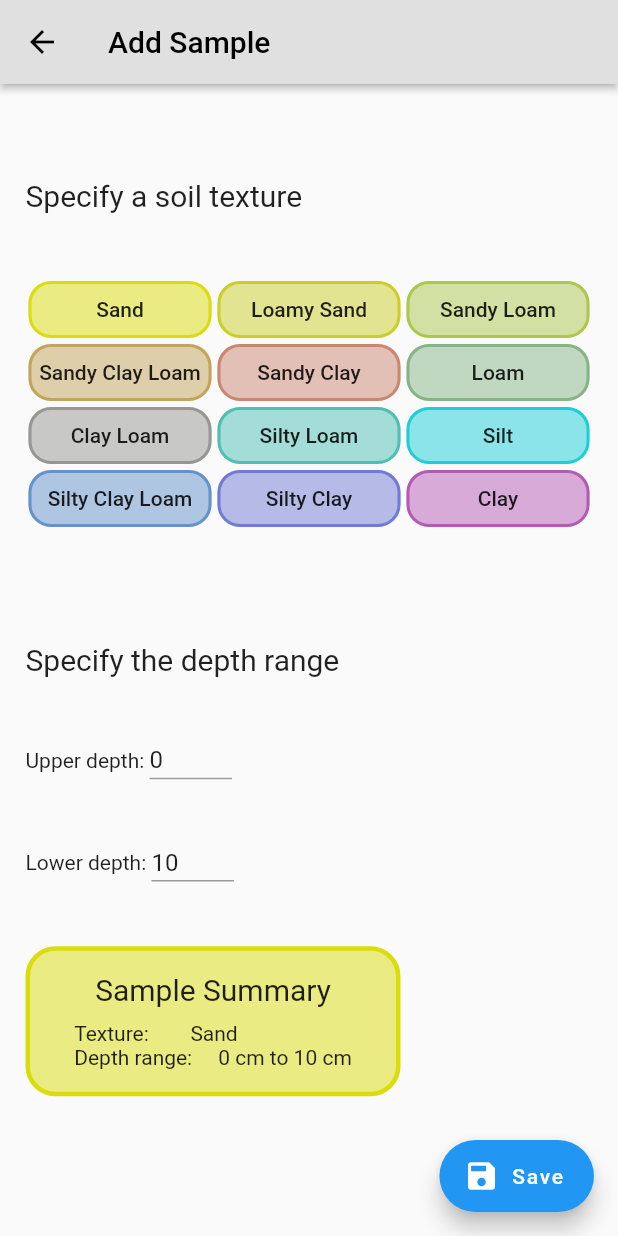
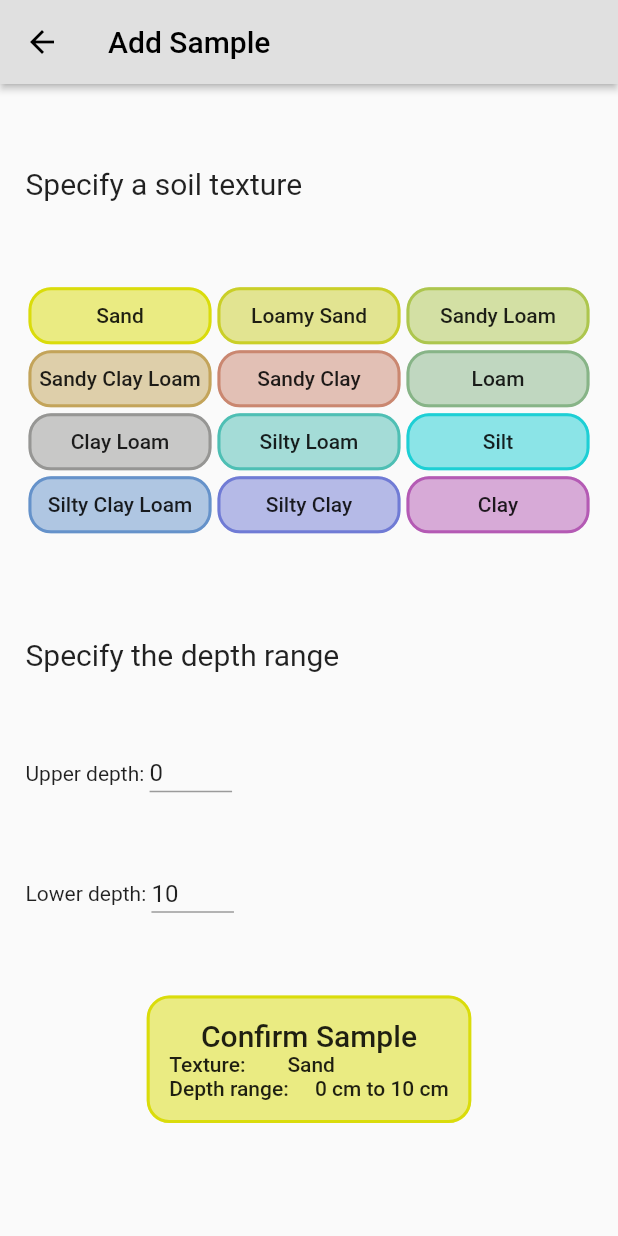
Before and after one commit to Open-Source-Agriculture/soil_mate_old, a Flutter app: the AddSamplePage screen opened directly, on a phone screen of 412 x 824 dp. Run offline on Flutter 3.47's test engine with Material 2 defaults, Android fonts, the phone set to English and light mode, and no system bars; our stand-ins replace csv, google_maps_flutter, hive, hive_flutter, location; missing offline and left inert: flutter_mailer; accounts and stored records are empty.

Commit message:
removed save button and made 'sample summary' into a flat button 'confirm sample'

```diff
--- a/lib/screens/home/add_sample.dart
+++ b/lib/screens/home/add_sample.dart
@@ -159,7 +159,7 @@ class _AddSamplePageState extends State<AddSamplePage> {
         elevation: 2.0,
       ),
       body: Padding(
-        padding: const EdgeInsets.fromLTRB(17, 20, 17, 50),
+        padding: const EdgeInsets.fromLTRB(17, 0, 17, 20),
         child: Column(
           crossAxisAlignment: CrossAxisAlignment.start,
           mainAxisAlignment: MainAxisAlignment.spaceEvenly,
@@ -171,7 +171,7 @@ class _AddSamplePageState extends State<AddSamplePage> {
               ),
             ),
             Container(
-              height: 200,
+              height: 180,
               child: GridView.count(
                 childAspectRatio: (3/1),
                 crossAxisCount: 3,
@@ -242,41 +242,16 @@ class _AddSamplePageState extends State<AddSamplePage> {
                 ),
               ],
             ),
-            Container(
-              height: 100,
-              width: 250,
-              padding: const EdgeInsets.all(5),
-              decoration: BoxDecoration(
-                border: Border.all(color: selectedTexture.getColor(), width: 3),
-                borderRadius: BorderRadius.circular(20),
+            Center(
+              child: FlatButton(
+                padding: const EdgeInsets.all(15),
                 color: selectedTexture.getColor().withOpacity(0.5),
-              ),
-              child: Column(
-                crossAxisAlignment: CrossAxisAlignment.center,
-                mainAxisAlignment: MainAxisAlignment.spaceEvenly,
-                children: [
-                  Text(
-                    'Sample Summary',
-                    style: TextStyle(
-                      fontSize: 20,
-                    ),
-                  ),
-                  Text(
-                      'Texture:        '
-                          + selectedTexture.name
-                          + '\nDepth range:     ' + depthUpper.toString() + ' cm to ' + depthLower.toString() + ' cm'
-                  ),
-                ],
-              ),
-            ),
-
-          ],
-        ),
-      ),
-      floatingActionButton: FloatingActionButton.extended(
-          icon: Icon(Icons.save),
-          label: Text('Save'),
-          onPressed: () {
+                shape: RoundedRectangleBorder(side: BorderSide(
+                    color: selectedTexture.getColor(),
+                    width: 2,
+                    style: BorderStyle.solid
+                ), borderRadius: BorderRadius.circular(15)),
+                onPressed:(){
                   print("Pressed");
                   print(sampledLat);
                   print(sampledLon);
@@ -322,7 +297,31 @@ class _AddSamplePageState extends State<AddSamplePage> {
                   });
 
 
-          }),
+                },
+                child: Column(
+                  crossAxisAlignment: CrossAxisAlignment.center,
+                  mainAxisAlignment: MainAxisAlignment.spaceEvenly,
+                  children: [
+                    Text(
+                      'Confirm Sample',
+                      style: TextStyle(
+                        fontSize: 20,
+                      ),
+                    ),
+                    Text(
+                        'Texture:        '
+                            + selectedTexture.name
+                            + '\nDepth range:     ' + depthUpper.toString() + ' cm to ' + depthLower.toString() + ' cm',
+                      style: TextStyle(
+                      ),
+                    ),
+                  ],
+                ),
+              ),
+            ),
+          ],
+        ),
+      ),
     );
 
 
```
Lines whose indentation alone changed are shown as unchanged.
